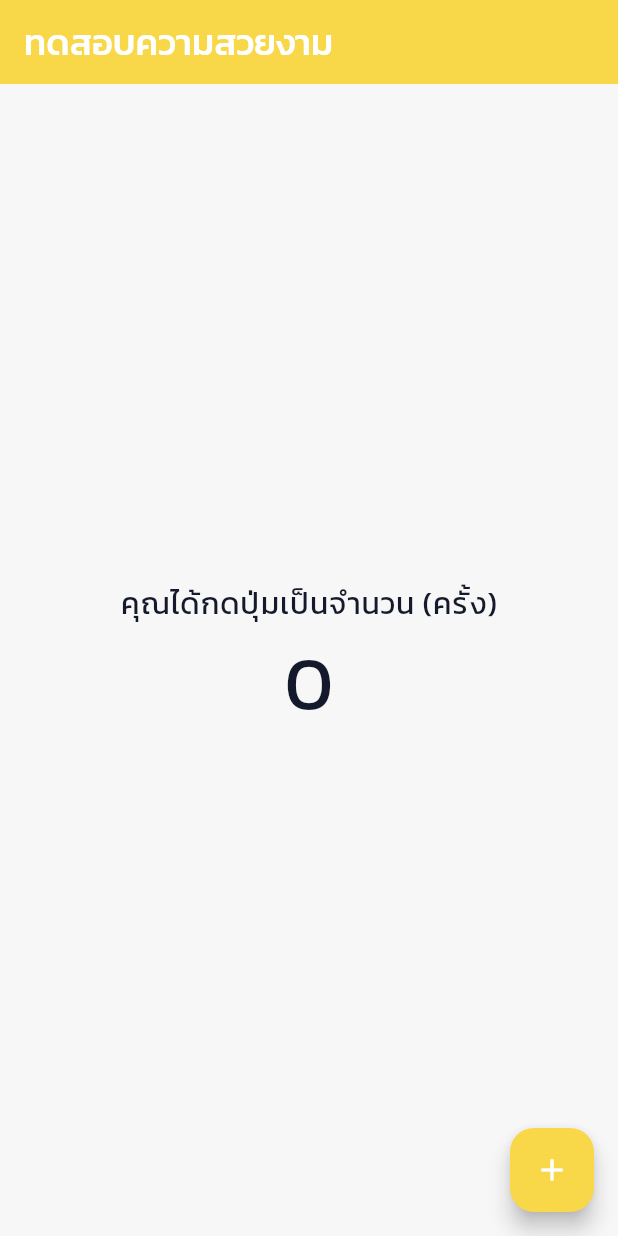
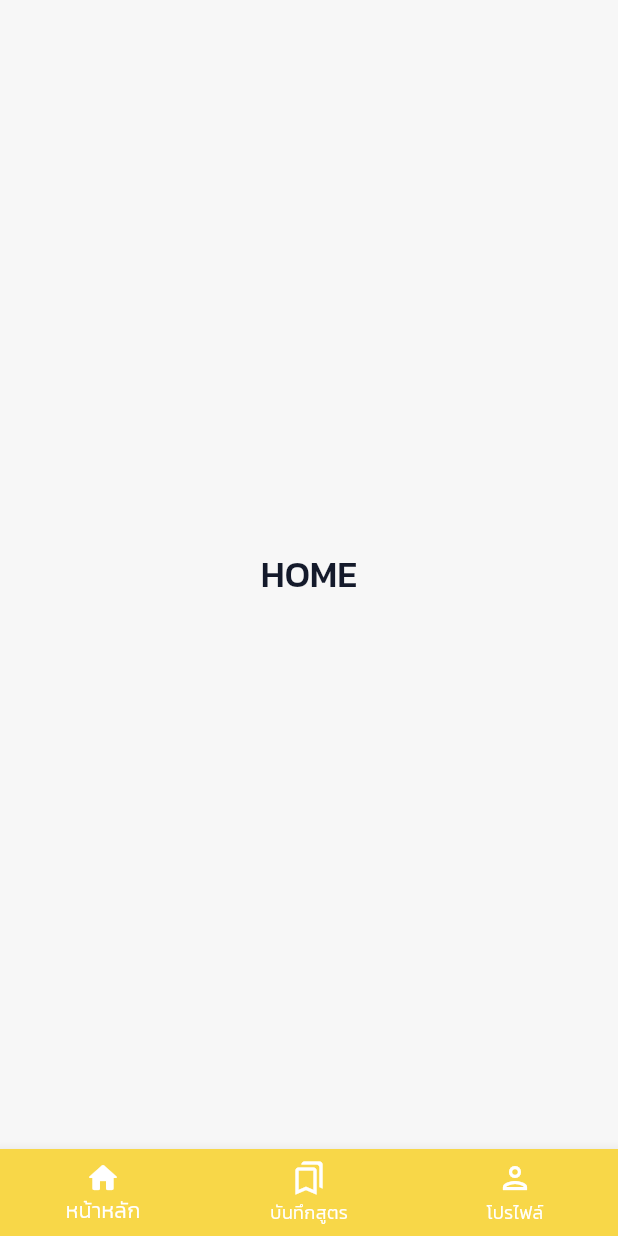
Before and after one commit to thg1rb/my-recipe, a Flutter app: the screen it shows after launch, on a phone screen of 412 x 824 dp. Run offline on Flutter 3.47's test engine with Material 3 defaults, Android fonts, the phone set to English and light mode, and no system bars; our stand-ins replace flutter_riverpod.

Commit message:
Navigation Bar and a Bottom Navbar Provider

```diff
--- /dev/null
+++ b/lib/core/theme/custom_theme/app_bar_theme.dart
@@ -0,0 +1,23 @@
+import 'package:flutter/material.dart';
+import 'package:my_recipe/core/theme/custom_theme/color_scheme.dart';
+import 'package:my_recipe/core/theme/custom_theme/text_theme.dart';
+
+class CustomAppBarTheme {
+  // Light Theme
+  static final AppBarTheme lightAppBarTheme = AppBarTheme(
+    centerTitle: true,
+    titleTextStyle: CustomTextTheme.textTheme.headlineMedium?.copyWith(
+      color: CustomColorScheme.whiteColor,
+    ),
+    backgroundColor: CustomColorScheme.yellowColor,
+  );
+
+  // Dark Theme
+  static final AppBarTheme darkAppBarTheme = AppBarTheme(
+    centerTitle: true,
+     titleTextStyle: CustomTextTheme.textTheme.headlineMedium?.copyWith(
+      color: CustomColorScheme.blackColor,
+    ),
+    backgroundColor: CustomColorScheme.yellowColor,
+  );
+}
--- a/lib/core/theme/theme.dart
+++ b/lib/core/theme/theme.dart
@@ -1,4 +1,5 @@
 import 'package:flutter/material.dart';
+import 'package:my_recipe/core/theme/custom_theme/app_bar_theme.dart';
 import 'package:my_recipe/core/theme/custom_theme/color_scheme.dart';
 import 'package:my_recipe/core/theme/custom_theme/text_theme.dart';
 
@@ -7,11 +8,13 @@ class CustomTheme {
   static ThemeData lightTheme = ThemeData(
     textTheme: CustomTextTheme.textTheme,
     colorScheme: CustomColorScheme.lightColorScheme,
+    appBarTheme: CustomAppBarTheme.lightAppBarTheme,
   );
 
   // Dark Theme
  static ThemeData darkTheme = ThemeData(
     textTheme: CustomTextTheme.textTheme,
     colorScheme: CustomColorScheme.darkColorScheme,
+    appBarTheme: CustomAppBarTheme.darkAppBarTheme,
  );
 }
--- a/lib/main.dart
+++ b/lib/main.dart
@@ -1,115 +1,40 @@
 import 'package:flutter/material.dart';
-import 'package:my_recipe/core/theme/custom_theme/color_scheme.dart';
+import 'package:flutter_riverpod/flutter_riverpod.dart';
 import 'package:my_recipe/core/theme/theme.dart';
+import 'package:my_recipe/providers/bottom_navbar_provider.dart';
+import 'package:my_recipe/screens/bookmark.dart';
+import 'package:my_recipe/screens/home.dart';
+import 'package:my_recipe/screens/profile.dart';
+import 'package:my_recipe/widgets/bottom_navbar.dart';
 
 void main() {
-  runApp(const MyApp());
+  runApp(ProviderScope(child: MyApp()));
 }
 
-class MyApp extends StatelessWidget {
-  const MyApp({super.key});
+class MyApp extends ConsumerWidget {
+  MyApp({super.key});
 
-  // This widget is the root of your application.
+  final List<Widget> bottomNavbarScreens = <Widget>[
+    HomeScreen(),
+    BookmarkScreen(),
+    ProfileScreen(),
+  ];
+
   @override
-  Widget build(BuildContext context) {
+  Widget build(BuildContext context, WidgetRef ref) {
+    int bottomNavbarIndex = ref.watch(bottomNavbarIndexProvider);
     return MaterialApp(
-      title: 'Flutter Demo',
+      title: 'MyRecipe!',
       theme: CustomTheme.lightTheme,
       darkTheme: CustomTheme.darkTheme,
-      home: const MyHomePage(title: 'ทดสอบความสวยงาม'),
+      home: Scaffold(
+        body: bottomNavbarScreens[bottomNavbarIndex],
+        bottomNavigationBar: BottomNavbar(
+          index: bottomNavbarIndex,
+          onChangeIndex:
+              (index) => ref.read(bottomNavbarIndexProvider.notifier).state = index,
+        ),
+      ),
     );
   }
 }
-
-class MyHomePage extends StatefulWidget {
-  const MyHomePage({super.key, required this.title});
-
-  // This widget is the home page of your application. It is stateful, meaning
-  // that it has a State object (defined below) that contains fields that affect
-  // how it looks.
-
-  // This class is the configuration for the state. It holds the values (in this
-  // case the title) provided by the parent (in this case the App widget) and
-  // used by the build method of the State. Fields in a Widget subclass are
-  // always marked "final".
-
-  final String title;
-
-  @override
-  State<MyHomePage> createState() => _MyHomePageState();
-}
-
-class _MyHomePageState extends State<MyHomePage> {
-  int _counter = 0;
-
-  void _incrementCounter() {
-    setState(() {
-      // This call to setState tells the Flutter framework that something has
-      // changed in this State, which causes it to rerun the build method below
-      // so that the display can reflect the updated values. If we changed
-      // _counter without calling setState(), then the build method would not be
-      // called again, and so nothing would appear to happen.
-      _counter++;
-    });
-  }
-
-  @override
-  Widget build(BuildContext context) {
-    // This method is rerun every time setState is called, for instance as done
-    // by the _incrementCounter method above.
-    //
-    // The Flutter framework has been optimized to make rerunning build methods
-    // fast, so that you can just rebuild anything that needs updating rather
-    // than having to individually change instances of widgets.
-    return Scaffold(
-      appBar: AppBar(
-        // TRY THIS: Try changing the color here to a specific color (to
-        // Colors.amber, perhaps?) and trigger a hot reload to see the AppBar
-        // change color while the other colors stay the same.
-        backgroundColor: Theme.of(context).colorScheme.primary,
-        // Here we take the value from the MyHomePage object that was created by
-        // the App.build method, and use it to set our appbar title.
-        title: Text(
-          widget.title,
-          style: Theme.of(context).textTheme.headlineMedium?.copyWith(
-            color: Theme.of(context).brightness == Brightness.dark
-            ? CustomColorScheme.blackColor
-            : CustomColorScheme.whiteColor,
-          ),
-        ),
-      ),
-      body: Center(
-        // Center is a layout widget. It takes a single child and positions it
-        // in the middle of the parent.
-        child: Column(
-          // Column is also a layout widget. It takes a list of children and
-          // arranges them vertically. By default, it sizes itself to fit its
-          // children horizontally, and tries to be as tall as its parent.
-          //
-          // Column has various properties to control how it sizes itself and
-          // how it positions its children. Here we use mainAxisAlignment to
-          // center the children vertically; the main axis here is the vertical
-          // axis because Columns are vertical (the cross axis would be
-          // horizontal).
-          //
-          // TRY THIS: Invoke "debug painting" (choose the "Toggle Debug Paint"
-          // action in the IDE, or press "p" in the console), to see the
-          // wireframe for each widget.
-          mainAxisAlignment: MainAxisAlignment.center,
-          children: <Widget>[
-            Text('คุณได้กดปุ่มเป็นจำนวน (ครั้ง)', style: Theme.of(context).textTheme.bodyLarge,),
-            Text(
-              '$_counter',
-              style: Theme.of(context).textTheme.bodyLarge?.copyWith(fontSize: 50),
-            ),
-          ],
-        ),
-      ),
-      floatingActionButton: FloatingActionButton(
-        onPressed: _incrementCounter,
-        tooltip: 'Increment',
-        child: const Icon(Icons.add),
-      ), // This trailing comma makes auto-formatting nicer for build methods.
-    );
-  }
-}
--- /dev/null
+++ b/lib/providers/bottom_navbar_provider.dart
@@ -0,0 +1,3 @@
+import 'package:flutter_riverpod/flutter_riverpod.dart';
+
+final bottomNavbarIndexProvider = StateProvider((ref) => 0);
--- /dev/null
+++ b/lib/screens/bookmark.dart
@@ -0,0 +1,15 @@
+import 'package:flutter/material.dart';
+
+class BookmarkScreen extends StatelessWidget {
+  const BookmarkScreen({super.key});
+
+  @override
+  Widget build(BuildContext context) {
+    return Center(
+      child: Text(
+        "BOOKMARK",
+        style: Theme.of(context).textTheme.headlineMedium,
+      ),
+    );
+  }
+}
--- /dev/null
+++ b/lib/screens/home.dart
@@ -0,0 +1,15 @@
+import 'package:flutter/material.dart';
+
+class HomeScreen extends StatelessWidget {
+  const HomeScreen({super.key});
+
+  @override
+  Widget build(BuildContext context) {
+    return Center(
+      child: Text(
+        "HOME",
+        style: Theme.of(context).textTheme.headlineMedium,
+      ),
+    );
+  }
+}
--- /dev/null
+++ b/lib/screens/profile.dart
@@ -0,0 +1,15 @@
+import 'package:flutter/material.dart';
+
+class ProfileScreen extends StatelessWidget {
+  const ProfileScreen({super.key});
+
+  @override
+  Widget build(BuildContext context) {
+    return Center(
+      child: Text(
+        "PROFILE",
+        style: Theme.of(context).textTheme.headlineMedium,
+      ),
+    );
+  }
+}
--- /dev/null
+++ b/lib/widgets/bottom_navbar.dart
@@ -0,0 +1,37 @@
+import 'package:flutter/material.dart';
+
+class BottomNavbar extends StatelessWidget {
+  const BottomNavbar({
+    super.key,
+    required this.index,
+    required this.onChangeIndex,
+  });
+
+  final int index;
+  final Function(int) onChangeIndex;
+
+  @override
+  Widget build(BuildContext context) {
+    return BottomNavigationBar(
+      backgroundColor: Theme.of(context).colorScheme.primary,
+      selectedItemColor: Theme.of(context).colorScheme.onPrimary,
+      unselectedItemColor: Theme.of(context).colorScheme.onPrimary,
+      currentIndex: index,
+      onTap: onChangeIndex,
+      items: <BottomNavigationBarItem>[
+        BottomNavigationBarItem(
+          icon: (index == 0) ? Icon(Icons.home_rounded) : Icon(Icons.home_outlined),
+          label: "หน้าหลัก",
+        ),
+        BottomNavigationBarItem(
+          icon: (index == 1) ? Icon(Icons.bookmarks_rounded) : Icon(Icons.bookmarks_outlined),
+          label: "บันทึกสูตร",
+        ),
+        BottomNavigationBarItem(
+          icon: (index == 2) ? Icon(Icons.person_rounded) : Icon(Icons.person_outlined),
+          label: "โปรไฟล์",
+        ),
+      ],
+    );
+  }
+}
--- /dev/null
+++ b/lib/widgets/top_navbar.dart
@@ -0,0 +1,21 @@
+import 'package:flutter/material.dart';
+
+class TopNavBar extends StatelessWidget implements PreferredSizeWidget {
+  const TopNavBar({super.key, required this.title, required this.action});
+
+  final String title;
+  final List<IconButton> action;
+
+  @override
+  Size get preferredSize => Size.fromHeight(kToolbarHeight);
+
+  @override
+  Widget build(BuildContext context) {
+    return AppBar(
+      title: Text(title),
+      actions: <IconButton>[
+        ...action
+      ],
+    );
+  }
+}
--- a/pubspec.yaml
+++ b/pubspec.yaml
@@ -30,7 +30,7 @@ environment:
 dependencies:
   flutter:
     sdk: flutter
-
+  flutter_riverpod: ^2.6.1
   # The following adds the Cupertino Icons font to your application.
   # Use with the CupertinoIcons class for iOS style icons.
   cupertino_icons: ^1.0.8
```
